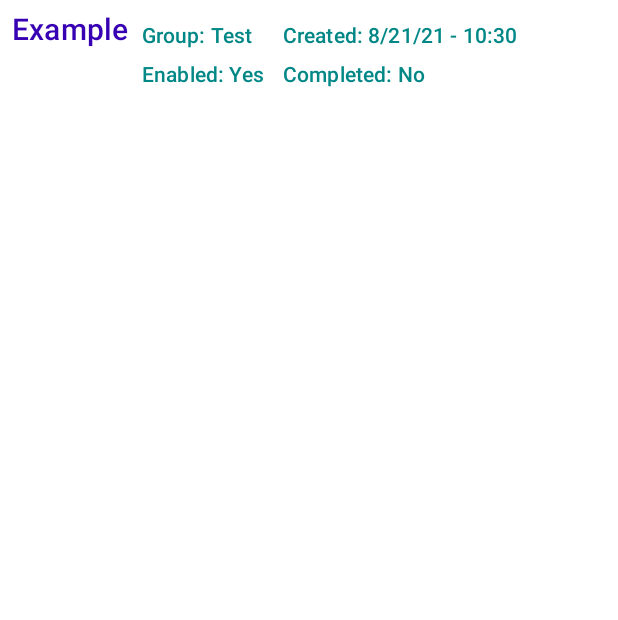
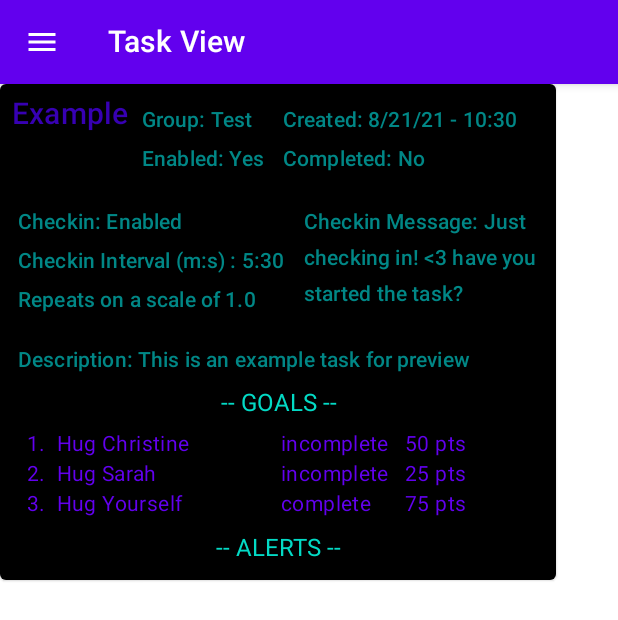
Before and after one commit to Sylvia-Olliff/ADHD-Assistant, an Android app built with Jetpack Compose: the screen it shows after launch (TasksActivity before the commit, TaskViewActivity after it), on a phone screen of 412 x 824 dp. Shown: the top 620 px of the screen. Run offline under Robolectric (Android 15) with nearby library versions, the phone set to English and light mode, and no system bars; our stand-ins replace Dagger/Hilt's generated code, Room's generated code.

Commit message:
UI updates for viewing a single TaskModel

```diff
--- a/app/build.gradle
+++ b/app/build.gradle
@@ -34,8 +34,8 @@ android {
         }
     }
     compileOptions {
-        sourceCompatibility JavaVersion.VERSION_1_8
-        targetCompatibility JavaVersion.VERSION_1_8
+        sourceCompatibility JavaVersion.VERSION_11
+        targetCompatibility JavaVersion.VERSION_11
     }
     kotlinOptions {
         jvmTarget = '1.8'
--- a/app/src/main/AndroidManifest.xml
+++ b/app/src/main/AndroidManifest.xml
@@ -11,7 +11,7 @@
         android:supportsRtl="true"
         android:theme="@style/Theme.ADHDAssistant">
         <activity
-            android:name="io.github.sylvantitan.adhdassistant.ui.activities.TasksActivity"
+            android:name="io.github.sylvantitan.adhdassistant.ui.activities.TaskViewActivity"
             android:exported="true"
             android:label="@string/app_name"
             android:theme="@style/Theme.ADHDAssistant.NoActionBar">
--- /dev/null
+++ b/app/src/main/java/io/github/sylvantitan/adhdassistant/ui/activities/TaskViewActivity.kt
@@ -0,0 +1,102 @@
+package io.github.sylvantitan.adhdassistant.ui.activities
+
+import android.content.res.Configuration
+import android.os.Bundle
+import androidx.activity.ComponentActivity
+import androidx.activity.compose.setContent
+import androidx.compose.foundation.layout.Column
+import androidx.compose.foundation.layout.fillMaxWidth
+import androidx.compose.foundation.layout.padding
+import androidx.compose.material.*
+import androidx.compose.material.icons.Icons
+import androidx.compose.material.icons.filled.Menu
+import androidx.compose.runtime.Composable
+import androidx.compose.runtime.rememberCoroutineScope
+import androidx.compose.ui.Modifier
+import androidx.compose.ui.tooling.preview.Preview
+import dagger.hilt.android.AndroidEntryPoint
+import io.github.sylvantitan.adhdassistant.ui.composables.TaskCard
+import io.github.sylvantitan.adhdassistant.ui.composables.mockTaskModel
+import io.github.sylvantitan.adhdassistant.ui.theme.ADHDAssistantTheme
+import kotlinx.coroutines.launch
+
+@AndroidEntryPoint
+class TaskViewActivity : ComponentActivity() {
+    override fun onCreate(savedInstanceState: Bundle?) {
+        super.onCreate(savedInstanceState)
+        setContent {
+            ADHDAssistantTheme {
+                val scaffoldState = rememberScaffoldState()
+                val scope = rememberCoroutineScope()
+                Scaffold(
+                    scaffoldState = scaffoldState,
+                    drawerContent = { Text("Drawer content") }, // TODO: Replace with composable
+                    topBar = { // TODO: Replace with composable
+                        TopAppBar(
+                            title = { Text("Task View") },
+                            navigationIcon = {
+                                IconButton(
+                                    onClick = {
+                                        scope.launch { scaffoldState.drawerState.open() }
+                                    }
+                                ) {
+                                    Icon(Icons.Filled.Menu, contentDescription = "Localized description")
+                                }
+                            }
+                        )
+                    },
+                    backgroundColor = MaterialTheme.colors.background,
+                    drawerBackgroundColor = MaterialTheme.colors.onBackground,
+                ) {
+                    Column(Modifier.padding(it).fillMaxWidth()) {
+                        TaskCard(task = mockTaskModel)
+                    }
+                }
+            }
+        }
+    }
+}
+
+@Preview(
+    name = "Light Mode",
+    uiMode = Configuration.UI_MODE_NIGHT_NO,
+    showBackground = true,
+    showSystemUi = true
+)
+@Preview(
+    uiMode = Configuration.UI_MODE_NIGHT_YES,
+    showBackground = true,
+    showSystemUi = true,
+    name = "Dark Mode"
+)
+@Composable
+fun TaskCardPreview() {
+    ADHDAssistantTheme {
+        val scaffoldState = rememberScaffoldState()
+        val scope = rememberCoroutineScope()
+        Scaffold(
+            scaffoldState = scaffoldState,
+            drawerContent = { Text("Drawer content") }, // TODO: Replace with composable
+            topBar = { // TODO: Replace with composable
+                TopAppBar(
+                    title = { Text("Task View") },
+                    navigationIcon = {
+                        IconButton(
+                            onClick = {
+                                scope.launch { scaffoldState.drawerState.open() }
+                            }
+                        ) {
+                            Icon(Icons.Filled.Menu, contentDescription = "Localized description")
+                        }
+                    }
+                )
+            },
+            backgroundColor = MaterialTheme.colors.background,
+            drawerBackgroundColor = MaterialTheme.colors.onBackground,
+        ) {
+            Column(Modifier.padding(it).fillMaxWidth()) {
+                TaskCard(task = mockTaskModel)
+            }
+        }
+    }
+}
--- a/app/src/main/java/io/github/sylvantitan/adhdassistant/ui/activities/TasksActivity.kt
+++ /dev/null
@@ -1,43 +0,0 @@
-package io.github.sylvantitan.adhdassistant.ui.activities
-
-import android.content.res.Configuration
-import android.os.Bundle
-import androidx.activity.ComponentActivity
-import androidx.activity.compose.setContent
-import androidx.compose.runtime.Composable
-import androidx.compose.ui.tooling.preview.Preview
-import dagger.hilt.android.AndroidEntryPoint
-import io.github.sylvantitan.adhdassistant.ui.composables.TaskCard
-import io.github.sylvantitan.adhdassistant.ui.composables.mockTaskModel
-import io.github.sylvantitan.adhdassistant.ui.theme.ADHDAssistantTheme
-
-@AndroidEntryPoint
-class TasksActivity : ComponentActivity() {
-    override fun onCreate(savedInstanceState: Bundle?) {
-        super.onCreate(savedInstanceState)
-        setContent {
-            ADHDAssistantTheme {
-                TaskCard(task = mockTaskModel)
-            }
-        }
-    }
-}
-
-@Preview(
-    name = "Light Mode",
-    uiMode = Configuration.UI_MODE_NIGHT_NO,
-    showBackground = true,
-    showSystemUi = true
-)
-@Preview(
-    uiMode = Configuration.UI_MODE_NIGHT_YES,
-    showBackground = true,
-    showSystemUi = true,
-    name = "Dark Mode"
-)
-@Composable
-fun TaskCardPreview() {
-    ADHDAssistantTheme {
-        TaskCard(mockTaskModel)
-    }
-}
--- a/app/src/main/java/io/github/sylvantitan/adhdassistant/ui/composables/TaskComposables.kt
+++ b/app/src/main/java/io/github/sylvantitan/adhdassistant/ui/composables/TaskComposables.kt
@@ -1,10 +1,14 @@
 package io.github.sylvantitan.adhdassistant.ui.composables
 
 import androidx.compose.foundation.layout.*
+import androidx.compose.foundation.lazy.LazyColumn
+import androidx.compose.foundation.lazy.items
+import androidx.compose.material.Card
 import androidx.compose.material.MaterialTheme
 import androidx.compose.material.Text
 import androidx.compose.runtime.Composable
 import androidx.compose.ui.Modifier
+import androidx.compose.ui.text.style.TextAlign
 import androidx.compose.ui.unit.dp
 import io.github.sylvantitan.adhdassistant.data.models.*
 import io.github.sylvantitan.adhdassistant.ui.utils.toFormattedString
@@ -12,9 +16,36 @@ import java.time.LocalDateTime
 
 @Composable
 fun TaskCard(task: TaskModel) {
-    Row(modifier = Modifier.padding(all = 8.dp)) {
+    Card(
+        backgroundColor = MaterialTheme.colors.onSurface
+    ) {
+        Column(Modifier.fillMaxWidth(0.9f)) {
+            Row(Modifier.padding(all = 8.dp)) {
                 TaskCardHeader(task = task.task)
             }
+            Row(Modifier.padding(start = 8.dp, end = 8.dp, top = 2.dp, bottom = 6.dp)) {
+                TaskCardDetails(task = task.task)
+            }
+            Row(Modifier.padding(start = 8.dp, end = 8.dp, top = 2.dp, bottom = 6.dp)) {
+                TaskCardBody(task)
+            }
+        }
+    }
+//    Column(modifier =
+//    Modifier
+//        .padding(2.dp)
+//        .fillMaxWidth()
+//    ) {
+//        Row(Modifier.padding(all = 8.dp)) {
+//            TaskCardHeader(task = task.task)
+//        }
+//        Row(Modifier.padding(start = 8.dp, end = 8.dp, top = 2.dp, bottom = 6.dp)) {
+//            TaskCardDetails(task = task.task)
+//        }
+//        Row(Modifier.padding(start = 8.dp, end = 8.dp, top = 2.dp, bottom = 6.dp)) {
+//            TaskCardBody(task)
+//        }
+//    }
 }
 
 @Composable
@@ -24,36 +55,154 @@ fun TaskCardHeader(task: TaskEntity) {
         color = MaterialTheme.colors.primaryVariant,
         style = MaterialTheme.typography.h6
     )
-    Spacer(modifier = Modifier.width(4.dp))
+    Spacer(Modifier.width(4.dp))
 
-    Column(modifier = Modifier.padding(all = 4.dp)) {
+    Column(Modifier.padding(all = 4.dp)) {
+        TaskCardText("Group: ${task.group}")
+        Spacer(Modifier.height(2.dp))
+        TaskCardText("Enabled: ${if (task.enabled) { "Yes" } else { "No" } }")
+    }
+    Spacer(Modifier.width(4.dp))
+
+    Column(Modifier.padding(all = 4.dp)) {
+        TaskCardText("Created: ${task.dateCreated.toFormattedString()}")
+        Spacer(Modifier.height(2.dp))
+        TaskCardText("Completed: ${if (task.completed && task.dateCompleted != null) { task.dateCompleted.toFormattedString() } else { "No" } }")
+    }
+}
+
+@Composable
+fun TaskCardDetails(task: TaskEntity) {
+    if (task.checkin != null) {
+        Column(Modifier.padding(all = 4.dp)) {
+            TaskCardText("Checkin: Enabled")
+            Spacer(Modifier.height(2.dp))
+            TaskCardText("Checkin Interval (m:s) : ${task.checkin.minutes}:${task.checkin.seconds}")
+            if (task.checkin.repeats) {
+                Spacer(Modifier.height(2.dp))
+                TaskCardText("Repeats on a scale of ${task.checkin.scale}")
+            } else {
+                Spacer(Modifier.height(4.dp))
+            }
+        }
+        Spacer(Modifier.width(4.dp))
+        Column(Modifier.padding(all = 4.dp)) {
+            TaskCardText("Checkin Message: ${task.checkin.message}")
+        }
+    } else {
+        Column(Modifier.padding(all = 4.dp)) {
+            TaskCardText("Checkin: Disabled")
+            Spacer(Modifier.height(6.dp))
+        }
+        Spacer(Modifier.width(4.dp))
+        Column(Modifier.padding(all = 4.dp)) {
+            Spacer(Modifier.height(6.dp))
+        }
+    }
+}
+
+@Composable
+fun TaskCardBody(task: TaskModel) {
+    Column(
+        Modifier
+            .padding(all = 4.dp)
+            .fillMaxWidth()
+    ) {
+        TaskCardText("Description: ${task.task.description ?: "N/A"}")
+        Spacer(Modifier.height(3.dp))
+
+        Row(
+            Modifier
+                .padding(start = 2.dp, end = 2.dp, top = 4.dp, bottom = 2.dp)
+                .fillMaxWidth()
+        ) {
+            TaskCardTextHeader("-- GOALS --")
+        }
+        TaskCardGoalList(task.goals)
+
+        Row(
+            Modifier
+                .padding(start = 2.dp, end = 2.dp, top = 4.dp, bottom = 2.dp)
+                .fillMaxWidth()
+        ) {
+            TaskCardTextHeader("-- ALERTS --")
+        }
+        TaskCardAlertList(task.alerts)
+    }
+}
+
+@Composable
+fun TaskCardGoalList(goals: List<GoalEntity>) {
+    var listCount = 0
+    LazyColumn(contentPadding = PaddingValues(horizontal = 2.dp, vertical = 6.dp)) {
+        items(goals) { goal ->
+            listCount++
+            TaskCardGoalRow(goal, listCount)
+        }
+        listCount = 0
+    }
+}
+
+@Composable
+fun TaskCardAlertList(alerts: List<AlertEntity>) {
+
+}
+
+@Composable
+fun TaskCardGoalRow(goal: GoalEntity, goalCount: Int) {
+    Row(
+        Modifier
+            .padding(horizontal = 4.dp)
+            .fillMaxWidth()) {
+        Column(Modifier.weight(1f, true)) {
+            TaskCardTextDetails("${goalCount}.  ${goal.name}")
+        }
+        Spacer(Modifier.width(3.dp))
+        Column(Modifier.weight(0.5f, true)) {
+            TaskCardTextDetails(if (goal.completed) { "complete" } else { "incomplete" })
+        }
+        Column(Modifier.weight(0.5f, true)) {
+            TaskCardTextDetails("${goal.points} pts")
+        }
+    }
+}
+
+@Composable
+fun TaskCardText(text: String) {
     Text(
-            text = "Group: ${task.group}",
-            color = MaterialTheme.colors.secondaryVariant,
-            style = MaterialTheme.typography.subtitle2
-        )
-        Spacer(modifier = Modifier.height(2.dp))
-        Text(
-            text = "Enabled: ${if (task.enabled) { "Yes" } else { "No" } }",
+        text = text,
         color = MaterialTheme.colors.secondaryVariant,
         style = MaterialTheme.typography.subtitle2
     )
 }
-    Spacer(modifier = Modifier.width(4.dp))
 
-    Column(modifier = Modifier.padding(all = 4.dp)) {
+@Composable
+fun TaskCardTextBody(text: String) {
     Text(
-            text = "Created: ${task.dateCreated.toFormattedString()}",
-            color = MaterialTheme.colors.secondaryVariant,
-            style = MaterialTheme.typography.subtitle2
-        )
-        Spacer(modifier = Modifier.height(2.dp))
-        Text(
-            text = "Completed: ${if (task.completed && task.dateCompleted != null) { task.dateCompleted.toFormattedString() } else { "No" } }",
-            color = MaterialTheme.colors.secondaryVariant,
-            style = MaterialTheme.typography.subtitle2
+        text = text,
+        color = MaterialTheme.colors.secondary,
+        style = MaterialTheme.typography.body1
     )
 }
+
+@Composable
+fun TaskCardTextDetails(text: String) {
+    Text(
+        text = text,
+        color = MaterialTheme.colors.primary,
+        style = MaterialTheme.typography.body2
+    )
+}
+
+@Composable
+fun TaskCardTextHeader(text: String) {
+    Text(
+        text = text,
+        color = MaterialTheme.colors.secondary,
+        style = MaterialTheme.typography.body1,
+        textAlign = TextAlign.Center,
+        modifier = Modifier.fillMaxWidth()
+    )
 }
 
 val mockTaskModel = TaskModel(
@@ -74,14 +223,32 @@ val mockTaskModel = TaskModel(
             scale = 1.0f
         )
     ),
-    goals = listOf(GoalEntity(
+    goals = listOf(
+        GoalEntity(
             goalId = 3,
             goalTaskId = 5,
             completed = false,
             name = "Hug Christine",
             description = "Christine is amazing and deserves snuggles, go hug her!!",
             points = 50
-    )),
+        ),
+        GoalEntity(
+            goalId = 4,
+            goalTaskId = 5,
+            completed = false,
+            name = "Hug Sarah",
+            description = "Sarah is nice too, she should get a hug as well!!",
+            points = 25
+        ),
+        GoalEntity(
+            goalId = 5,
+            goalTaskId = 5,
+            completed = true,
+            name = "Hug Yourself",
+            description = "Don't forget to hug yourself! You deserve it!!",
+            points = 75
+        )
+    ),
     alerts = listOf(AlertEntity(
         alertId = 2,
         alertTaskId = 5,
--- a/build.gradle
+++ b/build.gradle
@@ -12,7 +12,7 @@ buildscript {
         mavenCentral()
     }
     dependencies {
-        classpath "com.android.tools.build:gradle:7.0.0"
+        classpath 'com.android.tools.build:gradle:7.0.1'
         classpath "org.jetbrains.kotlin:kotlin-gradle-plugin:1.5.21"
         classpath "androidx.navigation:navigation-safe-args-gradle-plugin:$nav_version"
         classpath "com.google.dagger:hilt-android-gradle-plugin:$hilt_version"
```
Lines whose indentation alone changed are shown as unchanged.
